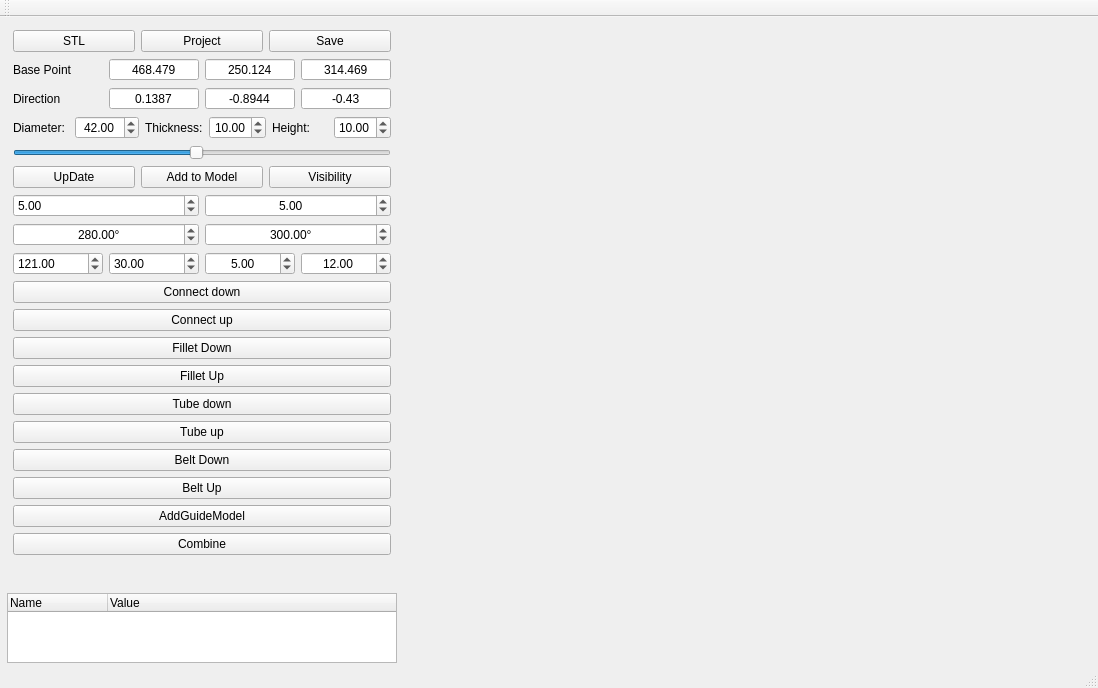
First picture: the form in MainWindow.ui, repository lihouxing-sjtu/SurfBuilder, before the edit.
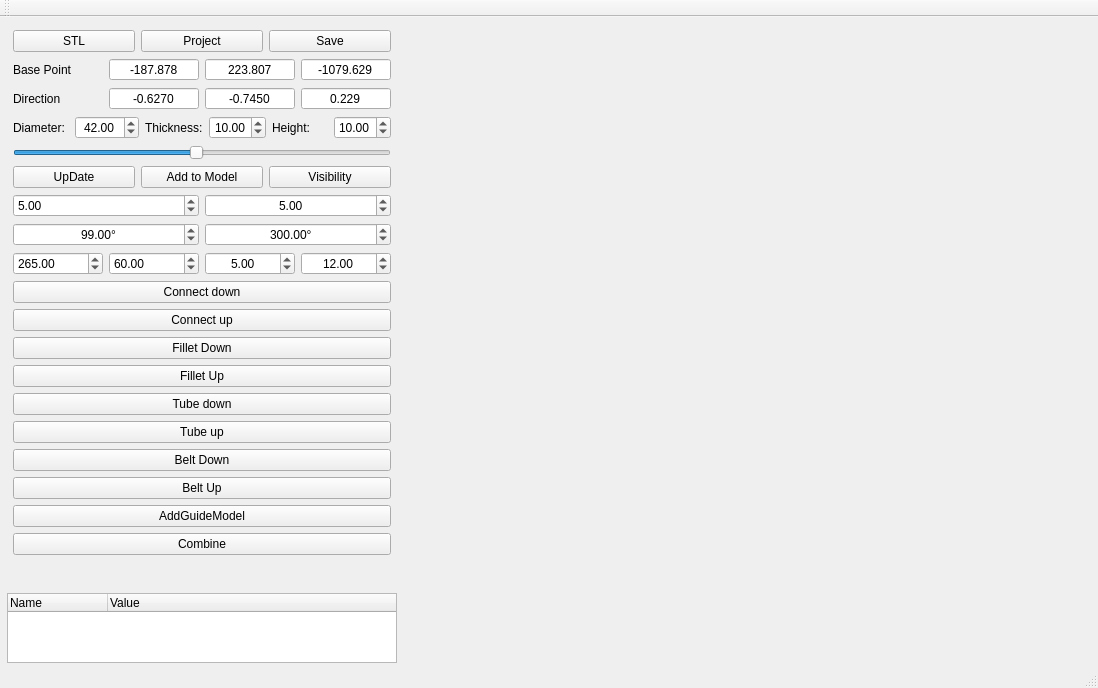
Second picture: the form after the edit. Icons and pictures are not drawn. Custom widgets are drawn as their Qt base class.

Patch:
```diff
--- a/MainWindow.ui
+++ b/MainWindow.ui
@@ -129,7 +129,7 @@
                <double>10000.000000000000000</double>
               </property>
               <property name="value">
-               <double>0.138700000000000</double>
+               <double>-0.627000000000000</double>
               </property>
              </widget>
             </item>
@@ -151,7 +151,7 @@
                <double>10000.000000000000000</double>
               </property>
               <property name="value">
-               <double>-0.894400000000000</double>
+               <double>-0.745000000000000</double>
               </property>
              </widget>
             </item>
@@ -163,6 +163,9 @@
               <property name="buttonSymbols">
                <enum>QAbstractSpinBox::NoButtons</enum>
               </property>
+              <property name="decimals">
+               <number>3</number>
+              </property>
               <property name="minimum">
                <double>-10000.000000000000000</double>
               </property>
@@ -170,7 +173,7 @@
                <double>10000.000000000000000</double>
               </property>
               <property name="value">
-               <double>-0.430000000000000</double>
+               <double>0.229000000000000</double>
               </property>
              </widget>
             </item>
@@ -259,7 +262,7 @@
                <double>360.000000000000000</double>
               </property>
               <property name="value">
-               <double>280.000000000000000</double>
+               <double>99.000000000000000</double>
               </property>
              </widget>
             </item>
@@ -308,7 +311,7 @@
                <double>10000.000000000000000</double>
               </property>
               <property name="value">
-               <double>468.478999999999985</double>
+               <double>-187.877999999999986</double>
               </property>
              </widget>
             </item>
@@ -330,7 +333,7 @@
                <double>10000.000000000000000</double>
               </property>
               <property name="value">
-               <double>250.123999999999995</double>
+               <double>223.806999999999988</double>
               </property>
              </widget>
             </item>
@@ -352,7 +355,7 @@
                <double>10000.000000000000000</double>
               </property>
               <property name="value">
-               <double>314.468999999999994</double>
+               <double>-1079.628999999999905</double>
               </property>
              </widget>
             </item>
@@ -482,7 +485,7 @@
                <double>360.000000000000000</double>
               </property>
               <property name="value">
-               <double>121.000000000000000</double>
+               <double>265.000000000000000</double>
               </property>
              </widget>
             </item>
@@ -492,7 +495,7 @@
                <double>360.000000000000000</double>
               </property>
               <property name="value">
-               <double>30.000000000000000</double>
+               <double>60.000000000000000</double>
               </property>
              </widget>
             </item>
```
